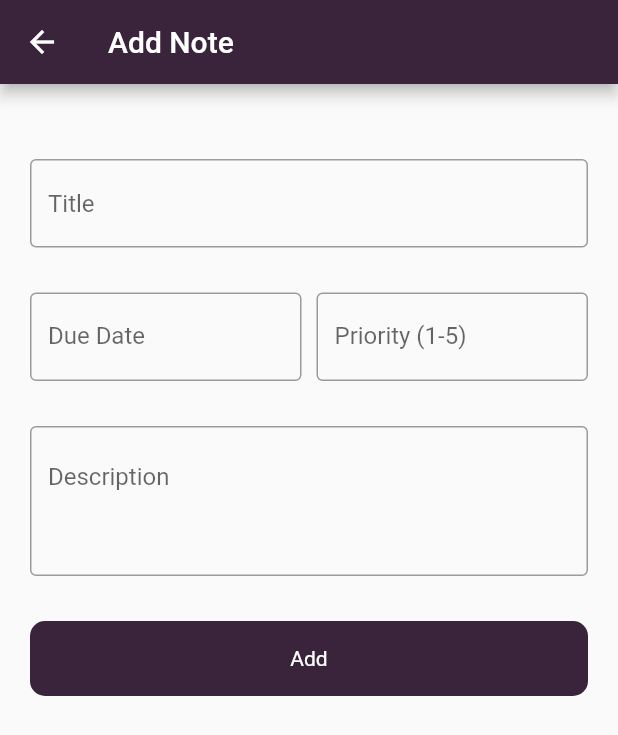
After one commit to rishabhbajpai2000/notes, a Flutter app: the NewNote screen opened directly, on a phone screen of 412 x 824 dp. The commit adds this screen. Shown: the top 735 px of the screen. Run offline on Flutter 3.47's test engine with Material 2 defaults, Android fonts, the light colour scheme and no system bars; our stand-ins replace animated_text_kit, firebase_auth, firebase_core, firebase_database, fluttertoast; accounts and stored records are empty; network calls fail.

Commit message:
initial release of notes app

```diff
--- a/lib/firebase_services/SplashServices.dart
+++ b/lib/firebase_services/SplashServices.dart
@@ -1,10 +1,10 @@
 import 'dart:async';
 
 import 'package:contacts/services/session.dart';
+import 'package:contacts/ui/FirebaseDatabase/CompletedNotes.dart';
 import 'package:firebase_auth/firebase_auth.dart';
 import 'package:flutter/material.dart';
 
-import '../UI/FirebaseDatabase/ContactsScreen.dart';
 import '../UI/auth/LoginScreen.dart';
 
 class SplashServices {
@@ -22,7 +22,7 @@ class SplashServices {
       Timer(
           const Duration(seconds: 3),
           () => Navigator.push(context,
-              MaterialPageRoute(builder: (context) => ContactsScreen())));
+              MaterialPageRoute(builder: (context) => CompletedNotes())));
     }
   }
 }
--- /dev/null
+++ b/lib/ui/FirebaseDatabase/NewNote.dart
@@ -0,0 +1,124 @@
+import 'package:contacts/services/session.dart';
+import 'package:contacts/utils/Utils.dart';
+import 'package:contacts/widgets/RoundButton.dart';
+import 'package:firebase_auth/firebase_auth.dart';
+import 'package:firebase_database/firebase_database.dart';
+import 'package:flutter/material.dart';
+
+class NewNote extends StatefulWidget {
+  const NewNote({super.key});
+
+  @override
+  State<NewNote> createState() => _NewNoteState();
+}
+
+class _NewNoteState extends State<NewNote> {
+  bool loading = false;
+
+  final titleController = TextEditingController();
+  final descriptionController = TextEditingController();
+  final _dateController = TextEditingController();
+  final _priorityController = TextEditingController();
+
+  DatabaseReference databaseref =
+      FirebaseDatabase.instance.ref(SessionController().userId);
+
+  @override
+  Widget build(BuildContext context) {
+    return Scaffold(
+      appBar: AppBar(
+        title: Text("Add Note"),
+      ),
+      body: Padding(
+        padding: const EdgeInsets.all(20.0),
+        child: Column(children: [
+          SizedBox(height: 30),
+          TextFormField(
+            controller: titleController,
+            decoration: InputDecoration(
+                hintText: "Title ", border: OutlineInputBorder()),
+          ),
+          SizedBox(
+            height: 30,
+          ),
+          Row(
+            children: [
+              Expanded(
+                child: TextField(
+                  controller: _dateController,
+                  decoration: InputDecoration(
+                      labelText: 'Due Date', border: OutlineInputBorder()),
+                  onTap: () async {
+                    DateTime? selectedDate = await showDatePicker(
+                      context: context,
+                      initialDate: DateTime.now(),
+                      firstDate: DateTime(2021),
+                      lastDate: DateTime(2024),
+                    );
+
+                    if (selectedDate != null) {
+                      _dateController.text =
+                          selectedDate.toString().substring(0, 10);
+                    }
+                  },
+                ),
+              ),
+              SizedBox(
+                width: 10,
+              ),
+              Expanded(
+                child: TextField(
+                  controller: _priorityController,
+                  keyboardType: TextInputType.number,
+                  decoration: InputDecoration(
+                      labelText: 'Priority (1-5)',
+                      border: OutlineInputBorder()),
+                ),
+              ),
+            ],
+          ),
+          SizedBox(
+            height: 30,
+          ),
+          Container(
+            height: 100,
+            child: TextFormField(
+              controller: descriptionController,
+              expands: true,
+              maxLines: null,
+              textAlignVertical: TextAlignVertical.top,
+              decoration: InputDecoration(
+                  hintText: "Description ", border: OutlineInputBorder(),),
+            ),
+          ),
+         // Expanded(child: Column()),
+          SizedBox(height: 30,),
+          RoundButton(
+              title: "Add",
+              onTap: () {
+                Navigator.pop(context);
+                String id  = DateTime.now().millisecondsSinceEpoch.toString();
+                databaseref.child(id).set({
+                  "id":id,
+                  "Title": titleController.text.toString(),
+                  "Description": descriptionController.text.toString(),
+                  "DueDate": _dateController.text.toString(),
+                  "Priority": int.parse(_priorityController.text),
+                  "Completed": false
+                }).then((value) {
+                  Utils().toastMessage("Contact Added Successfully");
+                  setState(() {
+                    loading = false;
+                  });
+                }).onError((error, stackTrace) {
+                  Utils().toastMessage(error.toString());
+                  setState(() {
+                    loading = false;
+                  });
+                });
+              }),
+        ]),
+      ),
+    );
+  }
+}
--- a/lib/ui/SplashScreen.dart
+++ b/lib/ui/SplashScreen.dart
@@ -30,7 +30,7 @@ class _SplashScreenState extends State<SplashScreen> {
           AnimatedTextKit(
             animatedTexts: [
               TypewriterAnimatedText(
-                'Contacts',
+                'Notes',
                 cursor: "",
                 textStyle: const TextStyle(
                   fontSize: 32.0,
--- a/lib/ui/auth/LoginScreen.dart
+++ b/lib/ui/auth/LoginScreen.dart
@@ -8,7 +8,7 @@ import 'package:flutter/material.dart';
 import 'package:flutter/services.dart';
 
 import '../../utils/Utils.dart';
-import '../FirebaseDatabase/ContactsScreen.dart';
+import '../FirebaseDatabase/CompletedNotes.dart';
 
 class LoginScreen extends StatefulWidget {
   const LoginScreen({super.key});
@@ -38,7 +38,7 @@ class _LoginScreenState extends State<LoginScreen> {
         SessionController().userId = value.user!.uid.toString();
         Utils().toastMessage(value.user!.email.toString());
         Navigator.push(
-            context, MaterialPageRoute(builder: (context) => ContactsScreen()));
+            context, MaterialPageRoute(builder: (context) => CompletedNotes()));
         setState(() {
           loading = false;
         });
--- a/lib/ui/auth/signUpScreen.dart
+++ b/lib/ui/auth/signUpScreen.dart
@@ -1,10 +1,10 @@
+import 'package:contacts/ui/FirebaseDatabase/CompletedNotes.dart';
 import 'package:contacts/utils/Utils.dart';
 import 'package:contacts/widgets/RoundButton.dart';
 import 'package:firebase_auth/firebase_auth.dart';
 import 'package:flutter/material.dart';
 
 import '../../services/session.dart';
-import '../FirebaseDatabase/ContactsScreen.dart';
 import 'LoginScreen.dart';
 
 class SignUpScreen extends StatefulWidget {
@@ -33,7 +33,7 @@ class _SignUpScreenState extends State<SignUpScreen> {
         .then((value) {
       SessionController().userId = value.user!.uid.toString();
       Navigator.push(
-          context, MaterialPageRoute(builder: (context) => ContactsScreen()));
+          context, MaterialPageRoute(builder: (context) => CompletedNotes()));
       setState(() {
         loading = false;
       });
--- a/pubspec.yaml
+++ b/pubspec.yaml
@@ -42,6 +42,7 @@ dependencies:
   fluttertoast: ^8.2.1
   firebase_database: ^10.2.0
   animated_text_kit: ^4.2.2
+  animated_bottom_navigation_bar: ^1.2.0
 
 dev_dependencies:
   flutter_test:
```
Also changed, not shown: lib/ui/FirebaseDatabase/CompletedNotes.dart (added, +300 -0 lines), lib/ui/FirebaseDatabase/ContactsScreen.dart (deleted, +0 -148 lines), lib/ui/FirebaseDatabase/NewContact.dart (deleted, +0 -83 lines), pubspec.lock, 3 other files.
